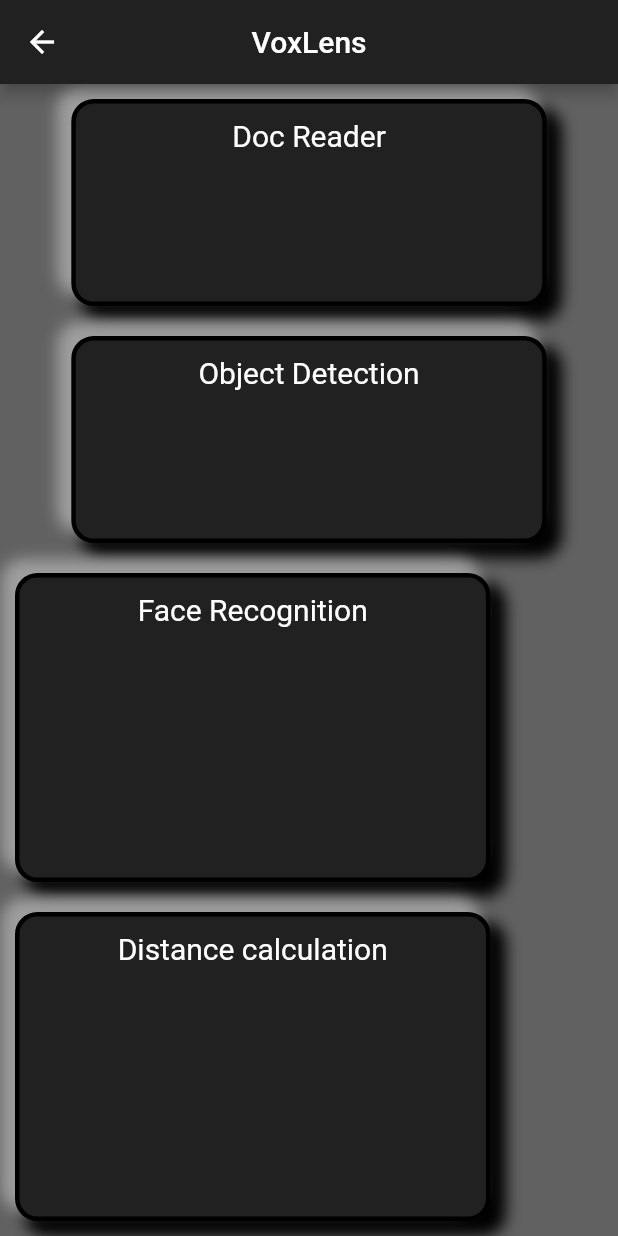
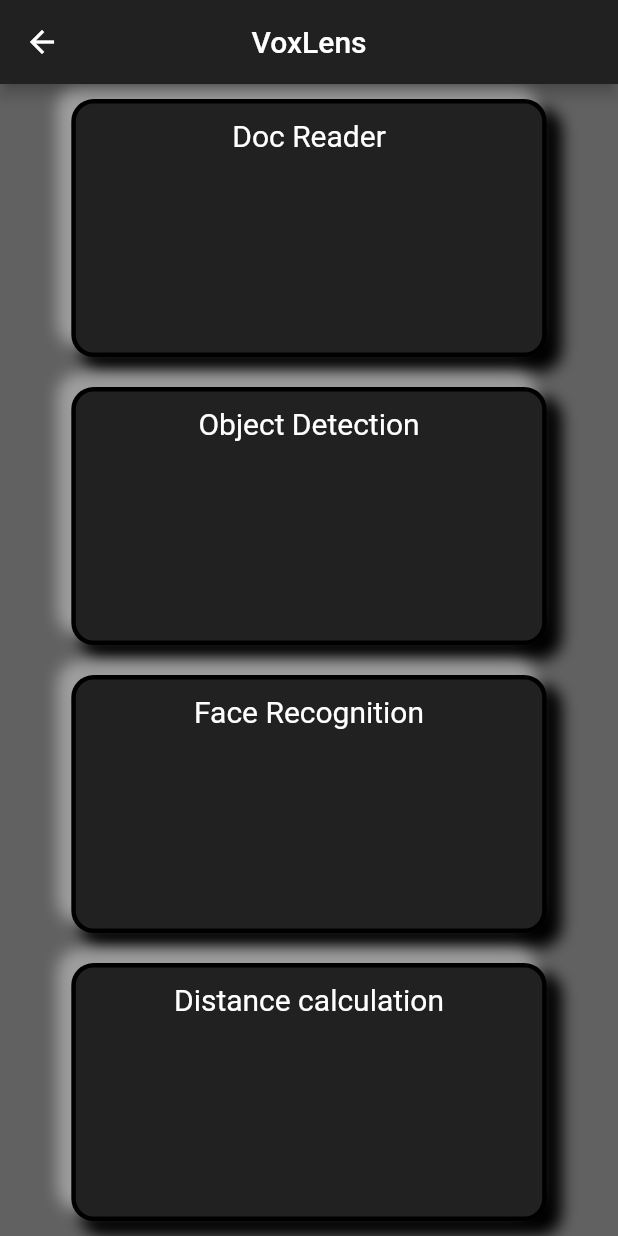
Before and after one commit to aaadddiii/voxlens, a Flutter app: the Main_menu screen opened directly, on a phone screen of 412 x 824 dp. Run offline on Flutter 3.47's test engine with Material 2 defaults, Android fonts, the phone set to English and light mode, and no system bars; our stand-ins replace camera, dio, file_picker, flutter_dotenv, flutter_tts, get_it and 4 more; missing offline and left inert: alan_voice, google_ml_kit, google_mlkit_commons, google_mlkit_object_detection, google_mlkit_text_recognition, read_pdf_text and 1 more; accounts and stored records are empty.

Commit message:
main menu ui

```diff
--- a/client/lib/main_menu.dart
+++ b/client/lib/main_menu.dart
@@ -157,7 +157,9 @@ class _Main_menuState extends State<Main_menu> {
             ],
           ),
             flex: 2,),
-          Row(
+          Flexible(child: Row(
+            mainAxisAlignment: MainAxisAlignment.center,
+            crossAxisAlignment: CrossAxisAlignment.center,
             children: [GestureDetector(
               onTap: (){
                 Navigator.push(context,
@@ -165,7 +167,7 @@ class _Main_menuState extends State<Main_menu> {
                       return FaceUI();
                     }));
               },
-              child: Flexible(child: Expanded(child: Container(
+              child: Expanded(child: Container(
                 child: Text('Face Recognition',
                   textAlign: TextAlign.center,
                   style: TextStyle(
@@ -185,9 +187,12 @@ class _Main_menuState extends State<Main_menu> {
                     BoxShadow(color: Colors.grey,spreadRadius: 1,blurRadius: 8,offset:Offset(-8,-8))],
                 ),
               )),
-                flex: 1,),
+               // flex: 1
             ),],),
-          Row(
+            flex: 2,),
+          Flexible(child:Row(
+              mainAxisAlignment: MainAxisAlignment.center,
+              crossAxisAlignment: CrossAxisAlignment.center,
               children: [GestureDetector(
                 onTap: (){
                   Navigator.push(context,
@@ -195,7 +200,7 @@ class _Main_menuState extends State<Main_menu> {
                         return DistanceCalculatorView();
                       }));
                 },
-                child: Flexible(child: Expanded(child: Container(
+                child: Expanded(child: Container(
                   child: Text('Distance calculation',
                     textAlign: TextAlign.center,
                     style: TextStyle(
@@ -215,8 +220,9 @@ class _Main_menuState extends State<Main_menu> {
                       BoxShadow(color: Colors.grey,spreadRadius: 1,blurRadius: 8,offset:Offset(-8,-8))],
                   ),
                 )),
-                  flex: 1,),
-              )])
+                //  flex: 1
+              )]),
+        flex: 2,),
         ],
       ),
     );
```
